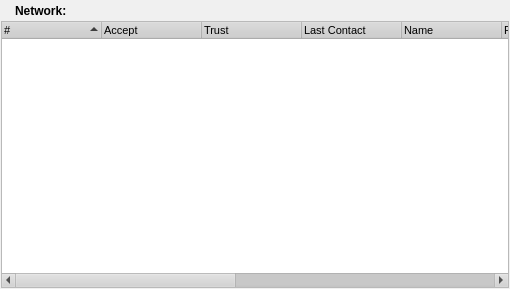
RetroShare/RetroShare, file retroshare-gui/src/gui/NetworkDialog.ui: the form before one commit.
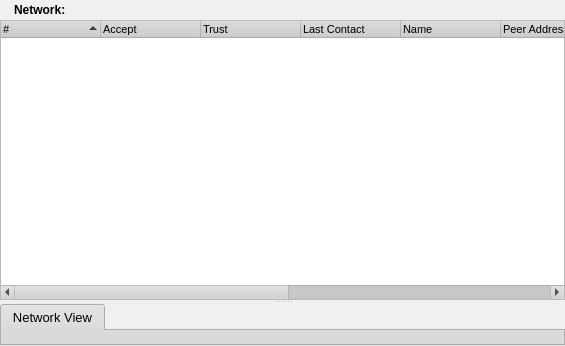
The form after the commit. Icons and pictures are not drawn.

Commit message: added a tabwidget for network view

The edit to the form file:
```diff
--- a/retroshare-gui/src/gui/NetworkDialog.ui
+++ b/retroshare-gui/src/gui/NetworkDialog.ui
@@ -5,8 +5,8 @@
    <rect>
     <x>0</x>
     <y>0</y>
-    <width>510</width>
-    <height>289</height>
+    <width>565</width>
+    <height>346</height>
    </rect>
   </property>
   <property name="sizePolicy" >
@@ -505,62 +505,24 @@
   </property>
   <layout class="QGridLayout" >
    <property name="margin" >
-    <number>1</number>
-   </property>
-   <property name="spacing" >
-    <number>1</number>
-   </property>
-   <item row="0" column="0" >
-    <layout class="QGridLayout" >
-     <property name="margin" >
-      <number>0</number>
-     </property>
-     <property name="spacing" >
-      <number>0</number>
-     </property>
-     <item row="0" column="0" >
-      <layout class="QGridLayout" >
-       <property name="margin" >
         <number>0</number>
        </property>
        <property name="spacing" >
         <number>6</number>
        </property>
        <item row="0" column="0" >
-        <widget class="QLabel" name="label" >
-         <property name="text" >
-          <string/>
-         </property>
-         <property name="pixmap" >
-          <pixmap resource="images.qrc" >:/images/network16.png</pixmap>
-         </property>
-        </widget>
-       </item>
-       <item row="0" column="1" >
-        <widget class="QLabel" name="label_2" >
-         <property name="text" >
-          <string>&lt;html>&lt;head>&lt;meta name="qrichtext" content="1" />&lt;style type="text/css">
-p, li { white-space: pre-wrap; }
-&lt;/style>&lt;/head>&lt;body style=" font-family:'Arial'; font-size:10pt; font-weight:400; font-style:normal; text-decoration:none;">
-&lt;p style=" margin-top:0px; margin-bottom:0px; margin-left:0px; margin-right:0px; -qt-block-indent:0; text-indent:0px;">&lt;span style=" font-size:9pt; font-weight:600;">Network:&lt;/span>&lt;/p>&lt;/body>&lt;/html></string>
-         </property>
-        </widget>
-       </item>
-       <item row="0" column="2" >
-        <spacer>
+    <widget class="QSplitter" name="splitter" >
          <property name="orientation" >
-          <enum>Qt::Horizontal</enum>
-         </property>
-         <property name="sizeHint" >
-          <size>
-           <width>40</width>
-           <height>20</height>
-          </size>
-         </property>
-        </spacer>
-       </item>
-      </layout>
-     </item>
+      <enum>Qt::Vertical</enum>
+     </property>
+     <widget class="QWidget" name="layoutWidget" >
+      <layout class="QGridLayout" >
+       <property name="margin" >
+        <number>0</number>
+       </property>
+       <property name="spacing" >
+        <number>0</number>
+       </property>
      <item row="1" column="0" >
       <widget class="QTreeWidget" name="connecttreeWidget" >
        <property name="sizePolicy" >
@@ -660,7 +622,62 @@
        </column>
       </widget>
      </item>
-    </layout>
+       <item row="0" column="0" >
+        <layout class="QGridLayout" >
+         <property name="margin" >
+          <number>0</number>
+         </property>
+         <property name="spacing" >
+          <number>6</number>
+         </property>
+         <item row="0" column="0" >
+          <widget class="QLabel" name="label" >
+           <property name="text" >
+            <string/>
+           </property>
+           <property name="pixmap" >
+            <pixmap resource="images.qrc" >:/images/network16.png</pixmap>
+           </property>
+          </widget>
+         </item>
+         <item row="0" column="1" >
+          <widget class="QLabel" name="label_2" >
+           <property name="text" >
+            <string>&lt;html>&lt;head>&lt;meta name="qrichtext" content="1" />&lt;style type="text/css">
+p, li { white-space: pre-wrap; }
+&lt;/style>&lt;/head>&lt;body style=" font-family:'Arial'; font-size:10pt; font-weight:400; font-style:normal; text-decoration:none;">
+&lt;p style=" margin-top:0px; margin-bottom:0px; margin-left:0px; margin-right:0px; -qt-block-indent:0; text-indent:0px;">&lt;span style=" font-size:9pt; font-weight:600;">Network:&lt;/span>&lt;/p>&lt;/body>&lt;/html></string>
+           </property>
+          </widget>
+         </item>
+         <item row="0" column="2" >
+          <spacer>
+           <property name="orientation" >
+            <enum>Qt::Horizontal</enum>
+           </property>
+           <property name="sizeHint" >
+            <size>
+             <width>40</width>
+             <height>20</height>
+            </size>
+           </property>
+          </spacer>
+         </item>
+        </layout>
+       </item>
+      </layout>
+     </widget>
+     <widget class="QTabWidget" name="networkviewTab" >
+      <property name="currentIndex" >
+       <number>0</number>
+      </property>
+      <widget class="QWidget" name="networkviewTab" >
+       <attribute name="title" >
+        <string>Network View</string>
+       </attribute>
+      </widget>
+     </widget>
+    </widget>
    </item>
   </layout>
  </widget>
```
Lines whose indentation alone changed are shown as unchanged. The commit also changes 2 other files.
